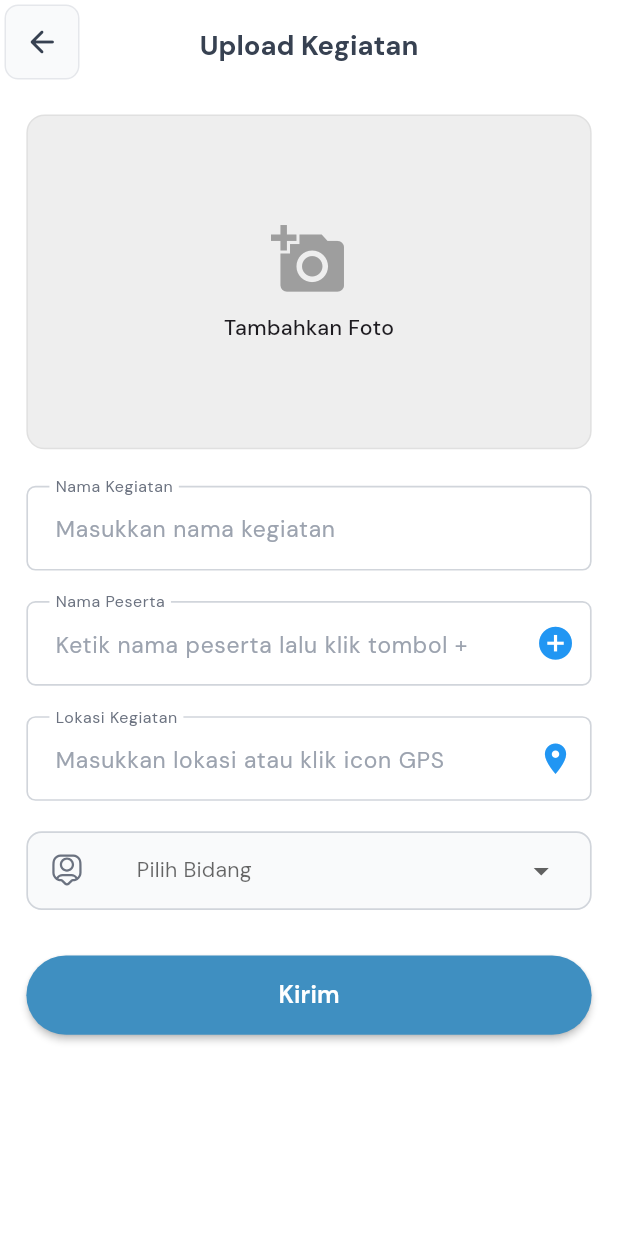
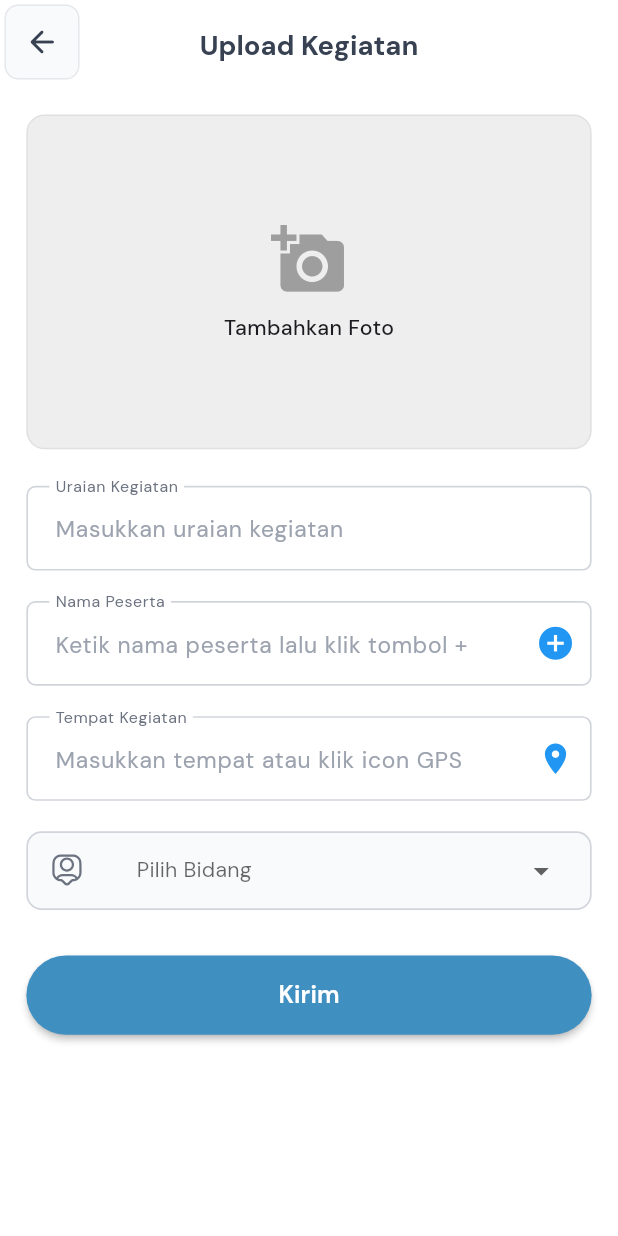
Before and after one commit to muhammadazriel313-wq/Mobile_E-PKK, a Flutter app: the UploadGaleriPage screen opened by its route, on a phone screen of 412 x 824 dp. Run offline on Flutter 3.47's test engine with Material 3 defaults, Android fonts, the phone set to English and light mode, and no system bars; drawn by our look-alikes of zoom_tap_animation; our stand-ins replace carousel_slider, device_preview, dio, dropdown_button2, firebase_core, firebase_messaging and 10 more; accounts and stored records are empty; network calls fail; statements that could not run were skipped.

Commit message:
Bidang Umum: tambah dropdown Jabatan, tambah keterangan, ubah label Uraian dan Tempat Kegiatan sesuai buku kegiatan

```diff
--- /dev/null
+++ b/lib/core/jabatan_options.dart
@@ -0,0 +1,22 @@
+/// Pilihan Jabatan untuk Buku Kegiatan Bidang Umum.
+/// Harus sama persis dengan daftar di backend (App\Support\JabatanKegiatan).
+const List<String> kJabatanOptions = [
+  'Ketua',
+  'Ketua Bidang 1',
+  'Ketua Bidang 2',
+  'Ketua Bidang 3',
+  'Ketua Bidang 4',
+  'Ketua Pokja 1',
+  'Ketua Pokja 2',
+  'Ketua Pokja 3',
+  'Ketua Pokja 4',
+  'Anggota Pokja 1',
+  'Anggota Pokja 2',
+  'Anggota Pokja 3',
+  'Anggota Pokja 4',
+  'Sekretaris',
+  'Bendahara',
+];
+
+/// id_organization akun Bidang Umum. Kolom Jabatan hanya muncul untuk akun ini.
+const String kIdOrganisasiBidangUmum = '5';
--- a/lib/features/laporan/upload_galeri/upload_galeri_model.dart
+++ b/lib/features/laporan/upload_galeri/upload_galeri_model.dart
@@ -40,6 +40,7 @@ class GaleriEntry {
   final String idUser;
   final String deskripsi;
   final List<String> namaPeserta;
+  final String? jabatan;
   final String gambar;
   final String pokja;
   final String bidang;
@@ -61,6 +62,7 @@ class GaleriEntry {
     required this.idUser,
     required this.deskripsi,
     this.namaPeserta = const [],
+    this.jabatan,
     required this.gambar,
     required this.pokja,
     required this.bidang,
@@ -82,6 +84,7 @@ class GaleriEntry {
       idUser: json['id_user'].toString(),
       deskripsi: json['deskripsi'] ?? '',
       namaPeserta: _parsePeserta(json['nama_peserta']),
+      jabatan: json['jabatan']?.toString(),
       gambar: json['gambar'] ?? '',
       pokja: json['pokja'] ?? '',
       bidang: json['bidang'] ?? '',
@@ -128,6 +131,7 @@ class GaleriEntry {
       'id_user': idUser,
       'deskripsi': deskripsi,
       'nama_peserta': namaPeserta,
+      'jabatan': jabatan,
       'gambar': gambar,
       'pokja': pokja,
       'bidang': bidang,
--- a/lib/features/laporan/upload_galeri/upload_galeri_screen.dart
+++ b/lib/features/laporan/upload_galeri/upload_galeri_screen.dart
@@ -4,6 +4,7 @@ import 'dart:typed_data';
 
 import 'package:epkk_nganjuk/common/appbar/custom_appbar.dart';
 import 'package:epkk_nganjuk/common/colors.dart';
+import 'package:epkk_nganjuk/core/jabatan_options.dart';
 import 'package:epkk_nganjuk/features/auth/button/button_file.dart';
 import 'package:epkk_nganjuk/features/auth/component/drop_down.dart';
 import 'package:epkk_nganjuk/features/auth/component/input_form_field.dart';
@@ -54,6 +55,11 @@ class _UploadGaleriPageState extends State<UploadGaleriPage> {
   final _picker = ImagePicker();
 
   String? _selectedBidang;
+
+  // ================= JABATAN (khusus Bidang Umum) =================
+  String? _selectedJabatan;
+
+  bool get _isBidangUmum => id_organization == kIdOrganisasiBidangUmum;
 
   List<String> _bidangList = [];
 
@@ -319,7 +325,7 @@ class _UploadGaleriPageState extends State<UploadGaleriPage> {
     if (_lokasiController.text.isEmpty) {
       Get.snackbar(
         'Error',
-        'Lokasi wajib diisi',
+        'Tempat kegiatan wajib diisi',
 
         snackPosition: SnackPosition.TOP,
 
@@ -349,6 +355,8 @@ class _UploadGaleriPageState extends State<UploadGaleriPage> {
 
       namaPeserta: List<String>.from(_peserta),
 
+      jabatan: _isBidangUmum ? _selectedJabatan : null,
+
       pokja: name_organization!,
 
       bidang: _selectedBidang!,
@@ -377,6 +385,7 @@ class _UploadGaleriPageState extends State<UploadGaleriPage> {
       _imageName = null;
       _peserta.clear();
       _selectedBidang = null;
+      _selectedJabatan = null;
     });
   }
 
@@ -394,6 +403,7 @@ class _UploadGaleriPageState extends State<UploadGaleriPage> {
           if (_namaKegiatanController.text.isEmpty &&
               !_hasImage &&
               _peserta.isEmpty &&
+              _selectedJabatan == null &&
               _selectedBidang == null) {
             Get.back();
           } else {
@@ -500,12 +510,12 @@ class _UploadGaleriPageState extends State<UploadGaleriPage> {
                       InputFormField(
                         controller: _namaKegiatanController,
 
-                        label: 'Nama Kegiatan',
+                        label: 'Uraian Kegiatan',
 
-                        hintText: 'Masukkan nama kegiatan',
+                        hintText: 'Masukkan uraian kegiatan',
 
                         validator: (value) =>
-                            value!.isEmpty ? 'Harap isi nama kegiatan' : null,
+                            value!.isEmpty ? 'Harap isi uraian kegiatan' : null,
                       ),
 
                       SizedBox(height: 20.h),
@@ -556,13 +566,38 @@ class _UploadGaleriPageState extends State<UploadGaleriPage> {
 
                       SizedBox(height: 20.h),
 
+                      /// JABATAN (khusus akun Bidang Umum)
+                      if (_isBidangUmum) ...[
+                        DropdownComponent(
+                          hintText: 'Pilih Jabatan',
+
+                          randomlabel: 'Jabatan',
+
+                          errorKosong: 'Pilih jabatan',
+
+                          svgIconPath: 'assets/icons/ic_user_tag.svg',
+
+                          listItem: kJabatanOptions,
+
+                          onChanged: (value) {
+                            setState(() {
+                              _selectedJabatan = value;
+                            });
+                          },
+
+                          selectedValue: _selectedJabatan,
+                        ),
+
+                        SizedBox(height: 20.h),
+                      ],
+
                       /// LOKASI
                       InputFormField(
                         controller: _lokasiController,
 
-                        label: 'Lokasi Kegiatan',
+                        label: 'Tempat Kegiatan',
 
-                        hintText: 'Masukkan lokasi atau klik icon GPS',
+                        hintText: 'Masukkan tempat atau klik icon GPS',
 
                         keyboardType: TextInputType.streetAddress,
 
@@ -570,7 +605,7 @@ class _UploadGaleriPageState extends State<UploadGaleriPage> {
 
                         validator: (value) {
                           if (value == null || value.isEmpty) {
-                            return 'Lokasi wajib diisi';
+                            return 'Tempat kegiatan wajib diisi';
                           }
 
                           return null;
--- a/lib/features/laporan/upload_galeri/upload_galerii_controller.dart
+++ b/lib/features/laporan/upload_galeri/upload_galerii_controller.dart
@@ -34,6 +34,7 @@ class GaleriController extends GetxController {
     Uint8List? gambarBytes,
     String? namaFile,
     List<String> namaPeserta = const [],
+    String? jabatan,
     String? lokasi,
     double? latitude,
     double? longitude,
@@ -61,6 +62,8 @@ class GaleriController extends GetxController {
           'id_user': idUser,
           'deskripsi': deskripsi,
           'nama_peserta': jsonEncode(namaPeserta),
+
+          if (jabatan != null && jabatan.isNotEmpty) 'jabatan': jabatan,
           'gambar': file,
           'pokja': pokja,
           'bidang': bidang,
```
Also changed, not shown: lib/features/detail_laporan/detail_laporan_screen.dart (+20 -4 lines), lib/features/detail_laporan/edit_laporan_screen.dart (+79 -3 lines).
